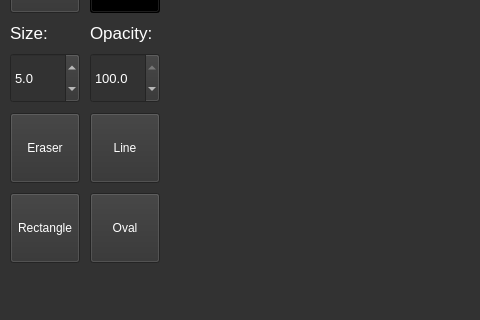
First picture: the form in designs/image_editor_window.ui, repository DaryaSanina/media-editor, before the edit; both pictures show x 0 to 480 and y 287 to 607 of the 802 by 607 pixel window.
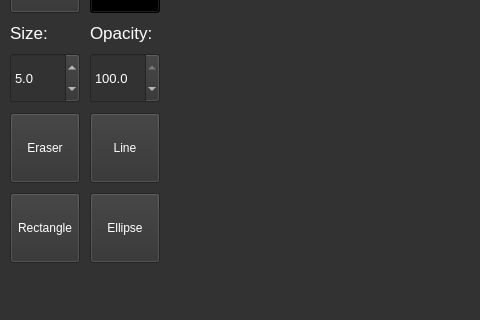
Second picture: the form after the edit.

Commit message: Added ability to draw ellipses in the image editor

The edit to the form file:
```diff
--- a/designs/image_editor_window.ui
+++ b/designs/image_editor_window.ui
@@ -242,7 +242,13 @@
      <string notr="true">color: white</string>
     </property>
     <property name="text">
-     <string>Oval</string>
+     <string>Ellipse</string>
+    </property>
+    <property name="checkable">
+     <bool>true</bool>
+    </property>
+    <property name="autoExclusive">
+     <bool>true</bool>
     </property>
    </widget>
    <widget class="QComboBox" name="filter_combo_box">
```
Left out of the diff: 2 changed lines with no effect on the pictures. The commit also changes 1 other file.
